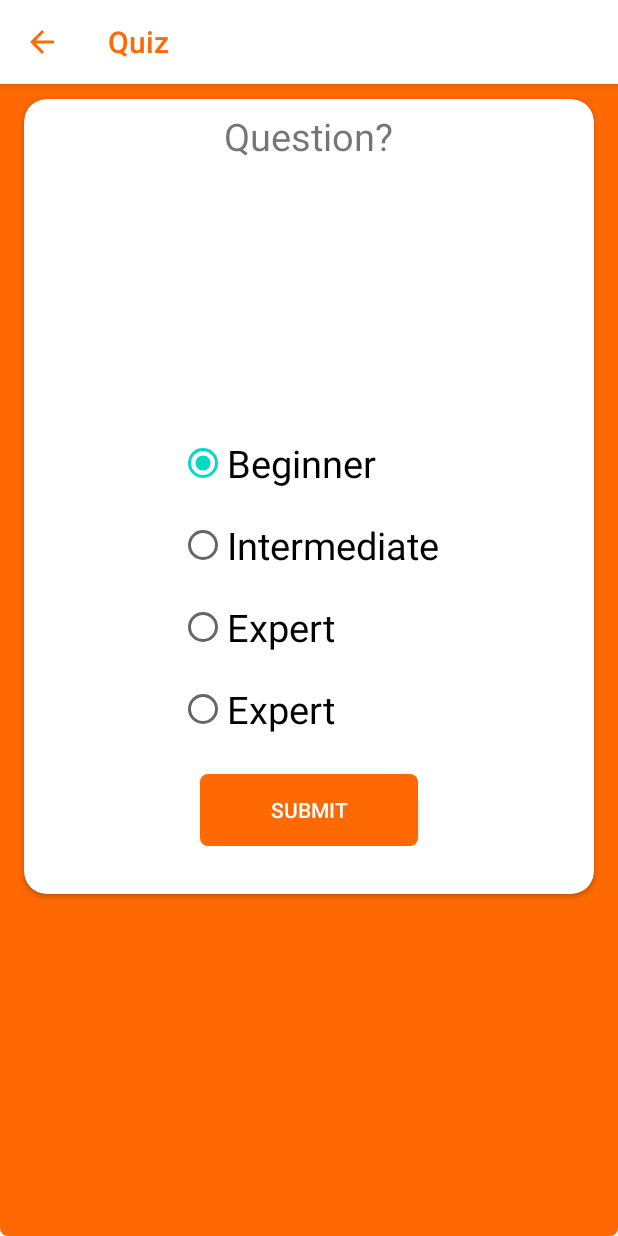
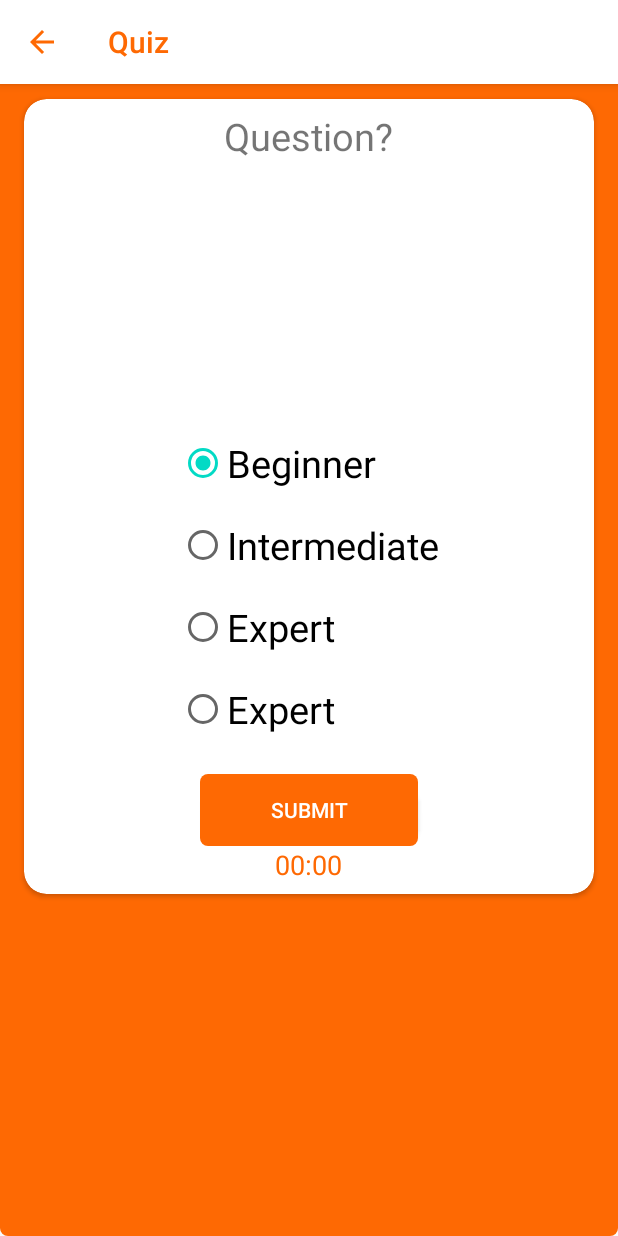
Before and after one commit to dhruv5418/Frenchopedia, an Android app: the Quizsupport2Activity screen opened directly, with no data from a screen before it, on a phone screen of 412 x 824 dp. Run offline under Robolectric (Android 15) with nearby library versions, the phone set to English and light mode, and no system bars.

Commit message:
TextView for timer added in quiz layout.

```diff
--- a/app/src/main/res/layout/activity_quizsupport2.xml
+++ b/app/src/main/res/layout/activity_quizsupport2.xml
@@ -119,6 +119,13 @@
                     android:text="SUBMIT"
                     android:textColor="@color/White" />
             </LinearLayout>
+            <TextView
+                android:layout_width="wrap_content"
+                android:layout_height="wrap_content"
+                android:text="00:00"
+                android:layout_gravity="center"
+                android:textSize="18sp"
+                android:textColor="@color/orenge_button"/>
         </LinearLayout>
 
     </androidx.cardview.widget.CardView>
```
Also changed, not shown: app/src/main/res/layout/activity_quizsupport.xml (+7 -0 lines).
